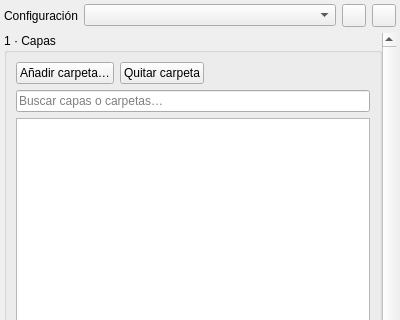
First picture: the form in project_builder_dockwidget_base.ui, repository FGomezLosada/ProjectBuilder, before the edit; both pictures show x 0 to 400 and y 0 to 320 of the 400 by 760 pixel window.
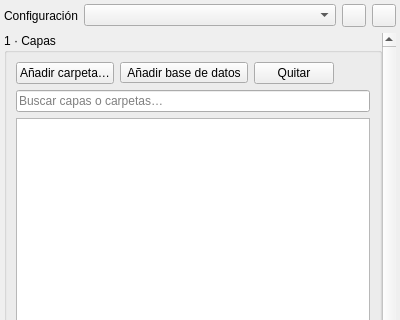
Second picture: the form after the edit. Custom widgets are drawn as their Qt base class.

Commit message:
feat: bases de datos PostGIS y SpatiaLite como origen (4.7)
Botón «Añadir base de datos» con las conexiones de QGIS; esquemas y tablas/vistas en el árbol. Descarga en segundo plano (solo la zona de trabajo) conservando el estilo guardado en la BD. En el informe de capas y en las configuraciones. Incluye tests/db_test.py y la PostGIS de prueba documentada en docs/DESARROLLO.md.

```diff
--- a/project_builder_dockwidget_base.ui
+++ b/project_builder_dockwidget_base.ui
@@ -69,10 +69,16 @@
                <property name="toolTip"><string>Añade una carpeta de capas al árbol. Se pueden añadir varias.</string></property>
               </widget>
              </item>
+             <item>
+              <widget class="QToolButton" name="addDatabaseButton">
+               <property name="text"><string>Añadir base de datos</string></property>
+               <property name="toolTip"><string>Añade al árbol las tablas de una conexión PostGIS o SpatiaLite de QGIS (o crea una nueva)</string></property>
+              </widget>
+             </item>
              <item>
               <widget class="QPushButton" name="removeFolderButton">
-               <property name="text"><string>Quitar carpeta</string></property>
-               <property name="toolTip"><string>Haz clic en una carpeta del árbol (o en cualquier capa suya) y pulsa aquí</string></property>
+               <property name="text"><string>Quitar</string></property>
+               <property name="toolTip"><string>Haz clic en una carpeta o base de datos del árbol (o en cualquier capa suya) y pulsa aquí para quitarla</string></property>
               </widget>
              </item>
              <item>
```
The commit also changes 9 other files.
